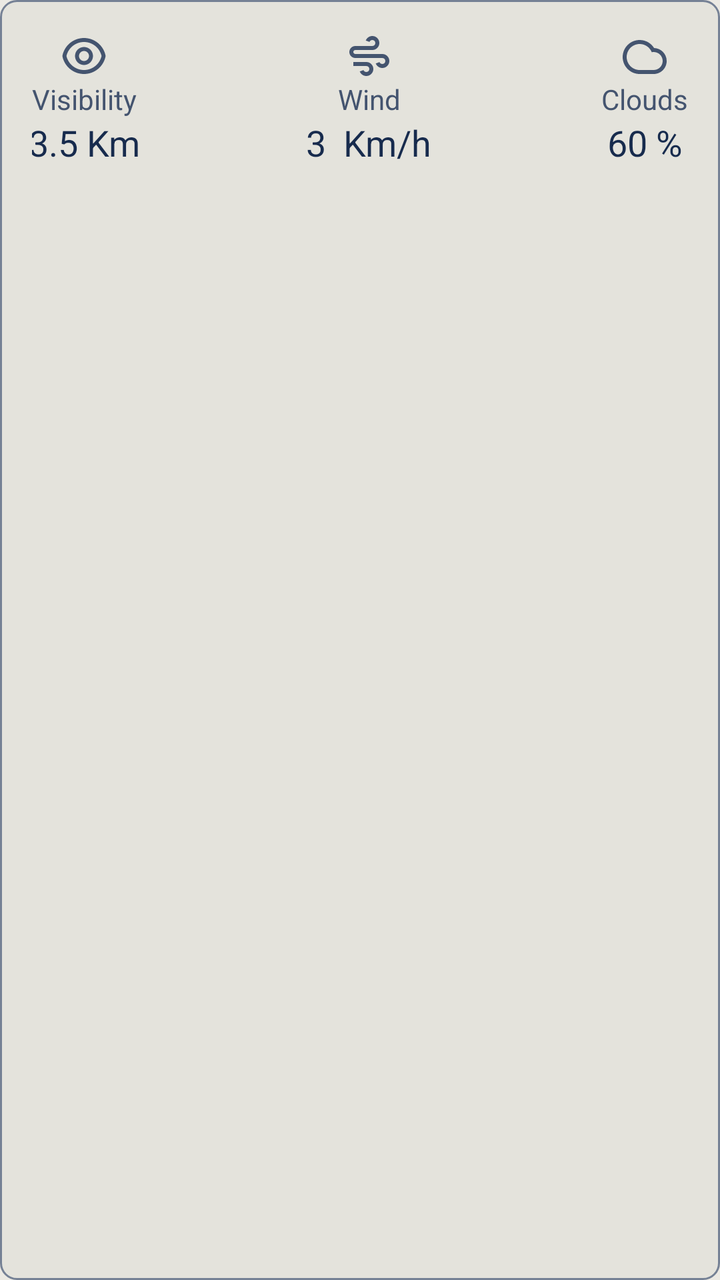
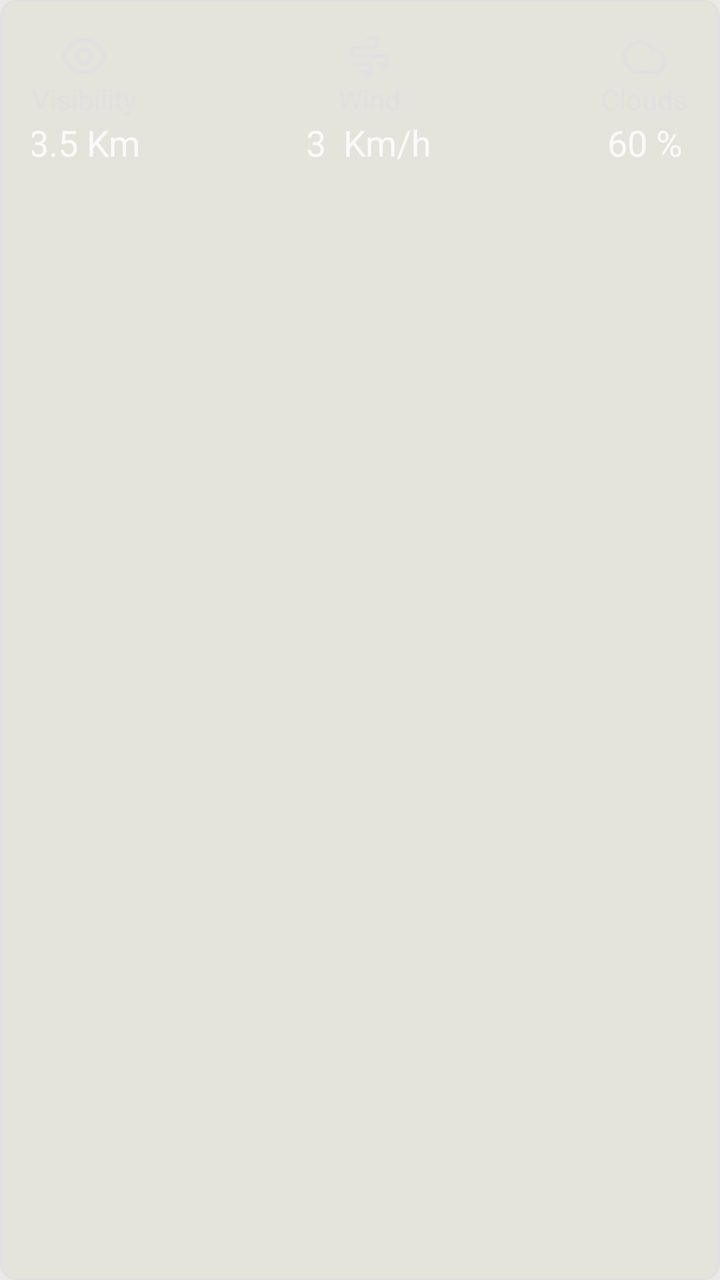

Compare the two renders of this Android layout. The source of the first and the diff that turns it into the second are given below.
<!-- AndroidManifest.xml: application theme Theme.Skycond -->
<!-- res/layout/detail_card_2.xml -->
<?xml version="1.0" encoding="utf-8"?>
<androidx.constraintlayout.widget.ConstraintLayout
    xmlns:android="http://schemas.android.com/apk/res/android"
    xmlns:app="http://schemas.android.com/apk/res-auto"
    android:layout_width="match_parent"
    android:layout_height="wrap_content"
    android:background="@drawable/weather_screen_card_bg"
    android:orientation="vertical"
    android:padding="@dimen/medium">


    <TextView
        android:id="@+id/textView6"
        android:layout_width="wrap_content"
        android:layout_height="wrap_content"
        android:text="@string/visibility"
        android:textColor="?attr/weatherScreenDividerColor"
        app:drawableTint="?attr/weatherScreenIconColor"
        app:drawableTopCompat="@drawable/ic_visibility"
        app:layout_constraintBottom_toTopOf="@+id/tv_visibility"
        app:layout_constraintEnd_toStartOf="@+id/textView2"
        app:layout_constraintHorizontal_bias="0.5"
        app:layout_constraintHorizontal_chainStyle="spread_inside"
        app:layout_constraintStart_toStartOf="parent"
        app:layout_constraintTop_toTopOf="parent"
        app:layout_constraintVertical_bias="0.5" />

    <TextView
        android:id="@+id/tv_visibility"
        android:layout_width="wrap_content"
        android:layout_height="wrap_content"
        android:text="3.5 Km"
        android:textColor="?attr/weatherScreenTextColor"
        android:textSize="18sp"
        app:layout_constraintEnd_toEndOf="@+id/textView6"
        app:layout_constraintStart_toStartOf="@+id/textView6"
        app:layout_constraintTop_toBottomOf="@+id/textView6" />


    <TextView
        android:id="@+id/textView2"
        android:layout_width="wrap_content"
        android:layout_height="wrap_content"
        android:text="@string/wind"
        android:textColor="?attr/weatherScreenDividerColor"
        app:drawableTint="?attr/weatherScreenIconColor"
        app:drawableTopCompat="@drawable/ic_wind"
        app:layout_constraintBottom_toTopOf="@+id/tv_wind"
        app:layout_constraintEnd_toStartOf="@+id/textView7"
        app:layout_constraintHorizontal_bias="0.5"
        app:layout_constraintStart_toEndOf="@+id/textView6"
        app:layout_constraintTop_toTopOf="parent"
        app:layout_constraintVertical_bias="0.5" />

    <TextView
        android:id="@+id/tv_wind"
        android:layout_width="wrap_content"
        android:layout_height="wrap_content"
        android:text="3  Km/h"
        android:textColor="?attr/weatherScreenTextColor"
        android:textSize="18sp"
        app:layout_constraintEnd_toEndOf="@+id/textView2"
        app:layout_constraintStart_toStartOf="@+id/textView2"
        app:layout_constraintTop_toBottomOf="@+id/textView2" />


    <TextView
        android:id="@+id/textView7"
        android:layout_width="wrap_content"
        android:layout_height="wrap_content"
        android:text="@string/clouds"
        android:textColor="?attr/weatherScreenDividerColor"
        app:drawableTint="?attr/weatherScreenIconColor"
        app:drawableTopCompat="@drawable/ic_clouds"
        app:layout_constraintBottom_toTopOf="@+id/tv_clouds"
        app:layout_constraintEnd_toEndOf="parent"
        app:layout_constraintHorizontal_bias="0.5"
        app:layout_constraintStart_toEndOf="@+id/textView2"
        app:layout_constraintTop_toTopOf="parent"
        app:layout_constraintVertical_bias="0.5" />

    <TextView
        android:id="@+id/tv_clouds"
        android:layout_width="wrap_content"
        android:layout_height="wrap_content"
        android:text="60 %"
        android:textColor="?attr/weatherScreenTextColor"
        android:textSize="18sp"
        app:layout_constraintEnd_toEndOf="@+id/textView7"
        app:layout_constraintStart_toStartOf="@+id/textView7"
        app:layout_constraintTop_toBottomOf="@+id/textView7" />


</androidx.constraintlayout.widget.ConstraintLayout>
<!-- resources referenced by this layout -->
<resources>
  <dimen name="medium">16dp</dimen>
  <!-- drawable ic_clouds (drawable) -->
  <vector xmlns:android="http://schemas.android.com/apk/res/android"
      android:width="24dp"
      android:height="24dp"
      android:tint="?attr/colorControlNormal"
      android:viewportWidth="24"
      android:viewportHeight="24">
      <path
          android:fillColor="?attr/weatherIconColor"
          android:pathData="M9.5,6C5.91,6 3,8.91 3,12.5C3,16.09 5.91,19 9.5,19H16.5C18.985,19 21,16.985 21,14.5C21,12.015 18.985,10 16.5,10C16.172,10 15.852,10.035 15.543,10.102C14.589,7.699 12.243,6 9.5,6ZM16.5,21H9.5C4.806,21 1,17.194 1,12.5C1,7.806 4.806,4 9.5,4C12.543,4 15.213,5.599 16.715,8.003C20.205,8.117 23,10.982 23,14.5C23,18.09 20.09,21 16.5,21Z" />
  </vector>
  <!-- drawable ic_visibility (drawable) -->
  <vector xmlns:android="http://schemas.android.com/apk/res/android"
      android:width="24dp"
      android:height="24dp"
      android:tint="?attr/colorControlNormal"
      android:viewportWidth="24"
      android:viewportHeight="24">
      <path
          android:fillColor="?attr/weatherIconColor"
          android:pathData="M12,3C17.392,3 21.878,6.88 22.819,12C21.878,17.12 17.392,21 12,21C6.608,21 2.122,17.12 1.182,12C2.122,6.88 6.608,3 12,3ZM12,19C16.236,19 19.86,16.052 20.778,12C19.86,7.948 16.236,5 12,5C7.765,5 4.14,7.948 3.223,12C4.14,16.052 7.765,19 12,19ZM12,16.5C9.515,16.5 7.5,14.485 7.5,12C7.5,9.515 9.515,7.5 12,7.5C14.486,7.5 16.5,9.515 16.5,12C16.5,14.485 14.486,16.5 12,16.5ZM12,14.5C13.381,14.5 14.5,13.381 14.5,12C14.5,10.619 13.381,9.5 12,9.5C10.62,9.5 9.5,10.619 9.5,12C9.5,13.381 10.62,14.5 12,14.5Z" />
  </vector>
  <!-- drawable weather_screen_card_bg (drawable) -->
  <?xml version="1.0" encoding="utf-8"?>
  <shape xmlns:android="http://schemas.android.com/apk/res/android"
      android:shape="rectangle">
      <corners android:radius="8dp" />
      <solid android:color="@color/Neutral300A" />
      <stroke android:color="@color/Neutral600" android:width="@dimen/_1sdp" />
  </shape>
  <string name="clouds">Clouds</string>
  <string name="visibility">Visibility</string>
  <string name="wind">Wind</string>
  <style name="Theme.Skycond" parent="Theme.Material3.DayNight.NoActionBar">
          <item name="android:windowBackground">@color/background_light</item>
          <item name="android:windowLightStatusBar">false</item>
          <item name="weatherIconColor">@color/lite_icon_color</item>
          <item name="titleTextColor">@color/black_text_color</item>
          <item name="weatherScreenTextColor">@color/Neutral1000</item>
          <item name="weatherScreenIconColor">@color/Neutral800</item>
          <item name="searchEditTextColor">@color/lite_search_edit_text_color</item>
          <item name="weatherScreenDividerColor">@color/Neutral800</item>
          <item name="subtitleTextColor">@color/lite_subtitle_text_color</item>
          <item name="android:statusBarColor">@color/weather_screen_bg</item>
          <item name="fontFamily">@font/poppins_regular</item>
      </style>
  <color name="Neutral300A">#091E4224</color>
  <color name="Neutral600">#FF758195</color>
  <dimen name="_1sdp">1dp</dimen>
  <color name="background_light">#EBE9E3</color>
  <color name="lite_icon_color">#2C2C2C</color>
  <color name="black_text_color">#1A1A1A</color>
  <color name="Neutral1000">#FF172B4D</color>
  <color name="Neutral800">#FF44546F</color>
  <color name="lite_search_edit_text_color">#FFD4D2CC</color>
  <color name="lite_subtitle_text_color">#6B6B6B</color>
  <color name="weather_screen_bg">#FF29B2DD</color>
  <!-- unchanged entries left out for length: 1 -->
</resources>

<!-- the commit's change to res/layout/detail_card_2.xml (unified diff, before → after) -->
@@ -1,11 +1,9 @@
 <?xml version="1.0" encoding="utf-8"?>
-<androidx.constraintlayout.widget.ConstraintLayout
-    xmlns:android="http://schemas.android.com/apk/res/android"
+<androidx.constraintlayout.widget.ConstraintLayout xmlns:android="http://schemas.android.com/apk/res/android"
     xmlns:app="http://schemas.android.com/apk/res-auto"
     android:layout_width="match_parent"
     android:layout_height="wrap_content"
     android:background="@drawable/weather_screen_card_bg"
-    android:orientation="vertical"
     android:padding="@dimen/medium">
 
 
@@ -14,8 +12,8 @@
         android:layout_width="wrap_content"
         android:layout_height="wrap_content"
         android:text="@string/visibility"
-        android:textColor="?attr/weatherScreenDividerColor"
-        app:drawableTint="?attr/weatherScreenIconColor"
+        android:textColor="?attr/colorDivider"
+        app:drawableTint="?attr/colorTextSecondary"
         app:drawableTopCompat="@drawable/ic_visibility"
         app:layout_constraintBottom_toTopOf="@+id/tv_visibility"
         app:layout_constraintEnd_toStartOf="@+id/textView2"
@@ -30,7 +28,7 @@
         android:layout_width="wrap_content"
         android:layout_height="wrap_content"
         android:text="3.5 Km"
-        android:textColor="?attr/weatherScreenTextColor"
+        android:textColor="?attr/colorTextPrimary"
         android:textSize="18sp"
         app:layout_constraintEnd_toEndOf="@+id/textView6"
         app:layout_constraintStart_toStartOf="@+id/textView6"
@@ -42,8 +40,8 @@
         android:layout_width="wrap_content"
         android:layout_height="wrap_content"
         android:text="@string/wind"
-        android:textColor="?attr/weatherScreenDividerColor"
-        app:drawableTint="?attr/weatherScreenIconColor"
+        android:textColor="?attr/colorDivider"
+        app:drawableTint="?attr/colorTextSecondary"
         app:drawableTopCompat="@drawable/ic_wind"
         app:layout_constraintBottom_toTopOf="@+id/tv_wind"
         app:layout_constraintEnd_toStartOf="@+id/textView7"
@@ -57,7 +55,7 @@
         android:layout_width="wrap_content"
         android:layout_height="wrap_content"
         android:text="3  Km/h"
-        android:textColor="?attr/weatherScreenTextColor"
+        android:textColor="?attr/colorTextPrimary"
         android:textSize="18sp"
         app:layout_constraintEnd_toEndOf="@+id/textView2"
         app:layout_constraintStart_toStartOf="@+id/textView2"
@@ -69,8 +67,8 @@
         android:layout_width="wrap_content"
         android:layout_height="wrap_content"
         android:text="@string/clouds"
-        android:textColor="?attr/weatherScreenDividerColor"
-        app:drawableTint="?attr/weatherScreenIconColor"
+        android:textColor="?attr/colorDivider"
+        app:drawableTint="?attr/colorTextSecondary"
         app:drawableTopCompat="@drawable/ic_clouds"
         app:layout_constraintBottom_toTopOf="@+id/tv_clouds"
         app:layout_constraintEnd_toEndOf="parent"
@@ -84,7 +82,7 @@
         android:layout_width="wrap_content"
         android:layout_height="wrap_content"
         android:text="60 %"
-        android:textColor="?attr/weatherScreenTextColor"
+        android:textColor="?attr/colorTextPrimary"
         android:textSize="18sp"
         app:layout_constraintEnd_toEndOf="@+id/textView7"
         app:layout_constraintStart_toStartOf="@+id/textView7"
<!-- resource entries referenced after the edit -->
@@ -29,7 +29,7 @@
       android:shape="rectangle">
       <corners android:radius="8dp" />
       <solid android:color="@color/Neutral300A" />
-      <stroke android:color="@color/Neutral600" android:width="@dimen/_1sdp" />
+      <stroke android:color="?attr/colorStroke" android:width="@dimen/_1sdp" />
   </shape>
   <string name="clouds">Clouds</string>
   <string name="visibility">Visibility</string>
@@ -39,25 +39,34 @@
           <item name="android:windowLightStatusBar">false</item>
           <item name="weatherIconColor">@color/lite_icon_color</item>
           <item name="titleTextColor">@color/black_text_color</item>
-          <item name="weatherScreenTextColor">@color/Neutral1000</item>
-          <item name="weatherScreenIconColor">@color/Neutral800</item>
+  
+          <item name="colorTextPrimary">@color/color_text_primary</item>
+          <item name="colorTextSecondary">@color/color_text_secondary</item>
+          <item name="colorDivider">@color/color_divider</item>
+          <item name="colorStroke">@color/colorStroke</item>
+  
           <item name="searchEditTextColor">@color/lite_search_edit_text_color</item>
-          <item name="weatherScreenDividerColor">@color/Neutral800</item>
           <item name="subtitleTextColor">@color/lite_subtitle_text_color</item>
-          <item name="android:statusBarColor">@color/weather_screen_bg</item>
+  
+          
           <item name="fontFamily">@font/poppins_regular</item>
+  
+          
+          <item name="android:windowTranslucentStatus">false</item>
+          <item name="android:statusBarColor">@android:color/transparent</item>
+  
       </style>
   <color name="Neutral300A">#091E4224</color>
-  <color name="Neutral600">#FF758195</color>
   <dimen name="_1sdp">1dp</dimen>
   <color name="background_light">#EBE9E3</color>
   <color name="lite_icon_color">#2C2C2C</color>
   <color name="black_text_color">#1A1A1A</color>
-  <color name="Neutral1000">#FF172B4D</color>
-  <color name="Neutral800">#FF44546F</color>
+  <color name="color_text_primary">#FAFAFA</color>
+  <color name="color_text_secondary">#E0E0E0</color>
+  <color name="color_divider">#E0E0E0</color>
+  <color name="colorStroke">#E0E0E0</color>
   <color name="lite_search_edit_text_color">#FFD4D2CC</color>
   <color name="lite_subtitle_text_color">#6B6B6B</color>
-  <color name="weather_screen_bg">#FF29B2DD</color>
   <!-- unchanged entries left out for length: 1 -->
 </resources>
 
